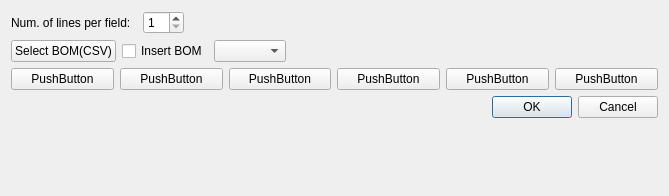
Before: the Qt Designer form Src/Window/fullsheetspartlistoptions.ui in tobiasfalk/KiCAD-FreeCAD-TechDraw-Template-Generator, drawn with Qt 5.
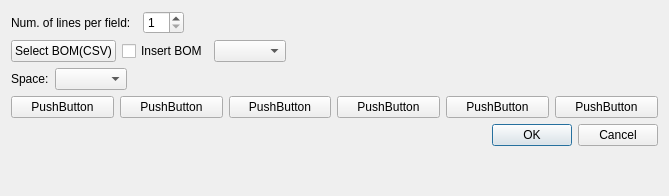
After: the same form once the commit is applied.

The edit to the form file:
```diff
--- a/Src/Window/fullsheetspartlistoptions.ui
+++ b/Src/Window/fullsheetspartlistoptions.ui
@@ -79,6 +79,33 @@
      </item>
     </layout>
    </item>
+   <item>
+    <layout class="QHBoxLayout" name="horizontalLayout_4">
+     <item>
+      <widget class="QLabel" name="label_2">
+       <property name="text">
+        <string>Space:</string>
+       </property>
+      </widget>
+     </item>
+     <item>
+      <widget class="QComboBox" name="spaceComboBox"/>
+     </item>
+     <item>
+      <spacer name="horizontalSpacer_3">
+       <property name="orientation">
+        <enum>Qt::Horizontal</enum>
+       </property>
+       <property name="sizeHint" stdset="0">
+        <size>
+         <width>40</width>
+         <height>20</height>
+        </size>
+       </property>
+      </spacer>
+     </item>
+    </layout>
+   </item>
    <item>
     <layout class="QHBoxLayout" name="horizontalLayout">
      <item>
```
